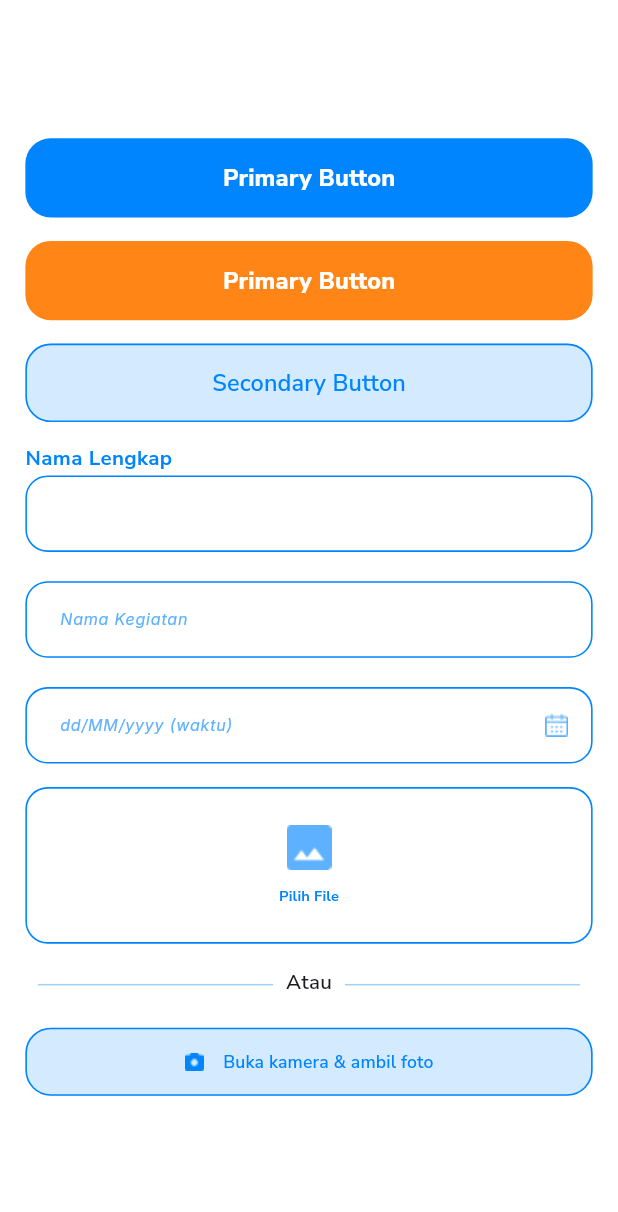
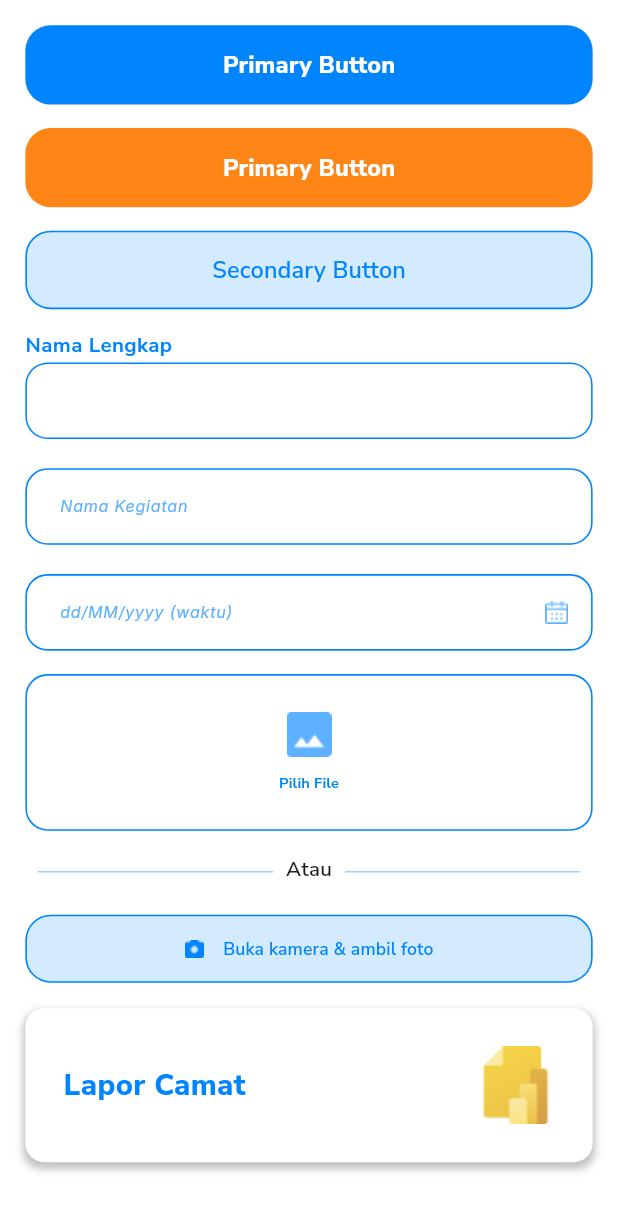
Before and after one commit to dimassdoubles/FT20240317-GetasanApp, a Flutter app: the screen it shows after launch, on a phone screen of 412 x 824 dp. Shown: the top 1212 px of the screen. Run offline on Flutter 3.47's test engine with Material 3 defaults, Android fonts, the phone set to English and light mode, and no system bars; our stand-ins replace flutter_screenutil, google_fonts.

Commit message:
feat: app card

```diff
--- /dev/null
+++ b/lib/features/common/presentation/widget/app_card.dart
@@ -0,0 +1,55 @@
+import 'package:flutter/material.dart';
+import 'package:flutter_screenutil/flutter_screenutil.dart';
+import 'package:getasan_app/features/common/constant/style/app_colors.dart';
+import 'package:getasan_app/features/common/constant/style/app_texts.dart';
+import 'package:getasan_app/features/common/presentation/widget/gaps.dart';
+
+class AppCard extends StatelessWidget {
+  final String title;
+  final String icon;
+  final VoidCallback? onTap;
+  const AppCard({
+    super.key,
+    required this.title,
+    required this.icon,
+    this.onTap,
+  });
+
+  @override
+  Widget build(BuildContext context) {
+    return InkWell(
+      onTap: onTap,
+      borderRadius: BorderRadius.circular(12.w),
+      child: Container(
+        padding: EdgeInsets.all(24.w),
+        decoration: BoxDecoration(
+          borderRadius: BorderRadius.circular(12.w),
+          color: AppColors.white,
+          boxShadow: [
+            BoxShadow(
+              offset: Offset(0, 3.h),
+              spreadRadius: 1,
+              blurRadius: 4,
+              color: Colors.black.withOpacity(0.25),
+            ),
+          ],
+        ),
+        child: Row(
+          children: [
+            Expanded(
+              child: Text(
+                title,
+                style: AppTexts.extraBold.copyWith(
+                  color: AppColors.primary,
+                  fontSize: 20.sp,
+                ),
+              ),
+            ),
+            Gaps.h12,
+            Image.asset(icon),
+          ],
+        ),
+      ),
+    );
+  }
+}
--- a/lib/features/home/presentation/page/home_page.dart
+++ b/lib/features/home/presentation/page/home_page.dart
@@ -1,6 +1,7 @@
 import 'package:flutter/material.dart';
 import 'package:flutter_screenutil/flutter_screenutil.dart';
 import 'package:getasan_app/features/common/constant/style/app_colors.dart';
+import 'package:getasan_app/features/common/presentation/widget/app_card.dart';
 import 'package:getasan_app/features/common/presentation/widget/button/primary_button.dart';
 import 'package:getasan_app/features/common/presentation/widget/button/secondary_button.dart';
 import 'package:getasan_app/features/common/presentation/widget/gaps.dart';
@@ -15,7 +16,9 @@ class HomePage extends StatelessWidget {
   Widget build(BuildContext context) {
     return Scaffold(
       backgroundColor: AppColors.white,
-      body: Padding(
+      body: SingleChildScrollView(
+        child: SafeArea(
+          child: Padding(
             padding: EdgeInsets.all(16.w),
             child: Column(
               mainAxisAlignment: MainAxisAlignment.center,
@@ -47,7 +50,15 @@ class HomePage extends StatelessWidget {
                 const DateInput(),
                 Gaps.v16,
                 const ImageInput(),
+                Gaps.v16,
+                const AppCard(
+                  title: 'Lapor Camat',
+                  icon: 'assets/icons/ic_lapor_camat.png',
+                ),
+                Gaps.v16,
               ],
+            ),
+          ),
         ),
       ),
     );
```
Also changed, not shown: assets/icons/ic_lapor_camat.png (added). Lines whose indentation alone changed are shown as unchanged.
